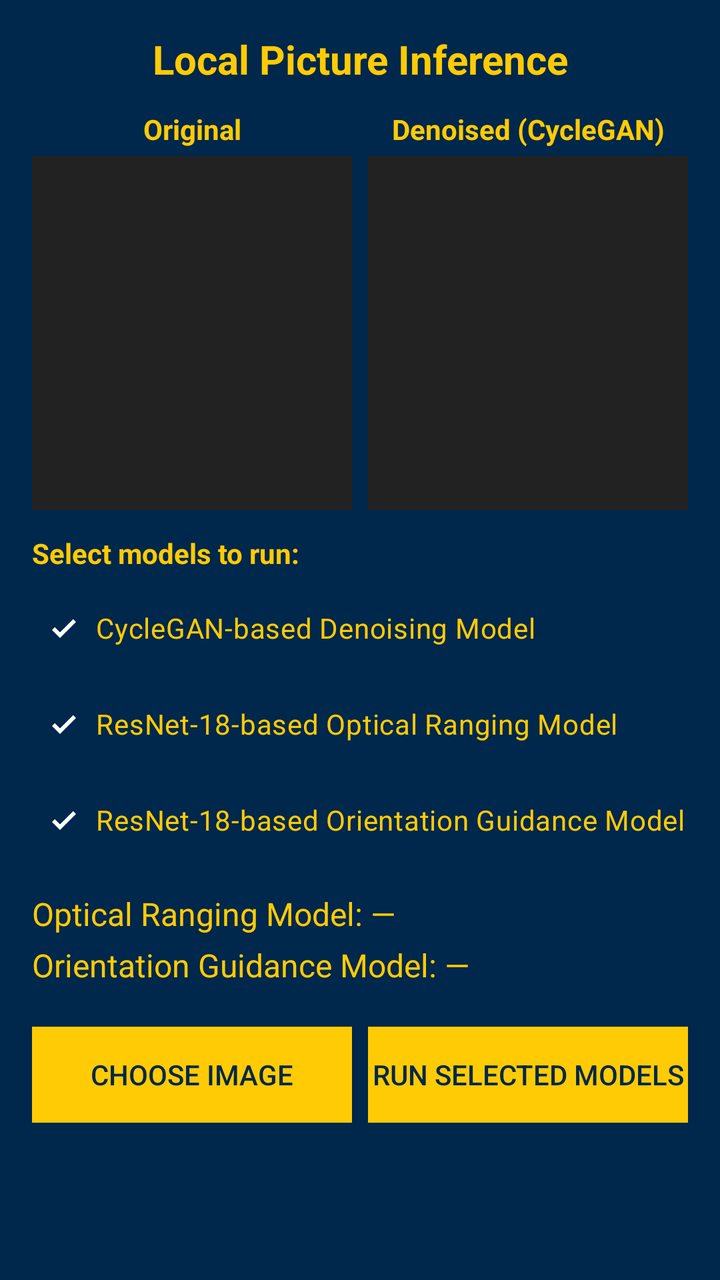
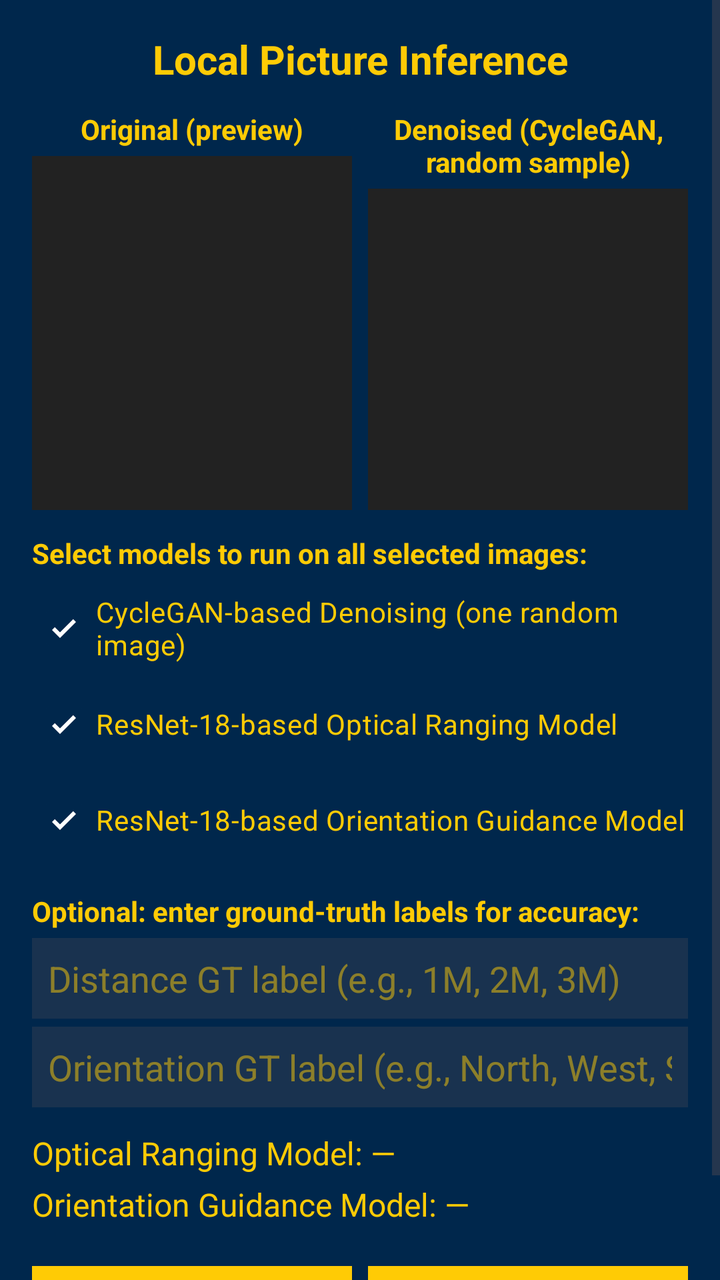

Before-and-after screenshots of an Android layout around one commit, followed by the original layout XML and the change that was made.
<!-- AndroidManifest.xml: application theme Theme.UStar -->
<!-- res/layout/activity_local_picture_inference.xml -->
<?xml version="1.0" encoding="utf-8"?>
<ScrollView xmlns:android="http://schemas.android.com/apk/res/android"
    android:layout_width="match_parent"
    android:layout_height="match_parent"
    android:background="#00274C">

    <LinearLayout
        android:id="@+id/local_inference_root"
        android:layout_width="match_parent"
        android:layout_height="wrap_content"
        android:orientation="vertical"
        android:padding="16dp"
        android:background="#00274C">

        <TextView
            android:id="@+id/titleText"
            android:layout_width="match_parent"
            android:layout_height="wrap_content"
            android:text="Local Picture Inference"
            android:textSize="20sp"
            android:textStyle="bold"
            android:gravity="center_horizontal"
            android:paddingBottom="12dp"
            android:textColor="#FFCB05" />

        
        <LinearLayout
            android:layout_width="match_parent"
            android:layout_height="200dp"
            android:orientation="horizontal">

            <LinearLayout
                android:layout_width="0dp"
                android:layout_height="match_parent"
                android:layout_weight="1"
                android:orientation="vertical">

                <TextView
                    android:layout_width="match_parent"
                    android:layout_height="wrap_content"
                    android:text="Original"
                    android:textStyle="bold"
                    android:textSize="14sp"
                    android:paddingBottom="4dp"
                    android:gravity="center_horizontal"
                    android:textColor="#FFCB05" />

                <ImageView
                    android:id="@+id/imageOriginal"
                    android:layout_width="match_parent"
                    android:layout_height="0dp"
                    android:layout_weight="1"
                    android:adjustViewBounds="true"
                    android:scaleType="fitCenter"
                    android:background="#222222"
                    android:contentDescription="Original image preview" />
            </LinearLayout>

            <LinearLayout
                android:layout_width="0dp"
                android:layout_height="match_parent"
                android:layout_weight="1"
                android:orientation="vertical"
                android:layout_marginStart="8dp">

                <TextView
                    android:layout_width="match_parent"
                    android:layout_height="wrap_content"
                    android:text="Denoised (CycleGAN)"
                    android:textStyle="bold"
                    android:textSize="14sp"
                    android:paddingBottom="4dp"
                    android:gravity="center_horizontal"
                    android:textColor="#FFCB05" />

                <ImageView
                    android:id="@+id/imageDenoised"
                    android:layout_width="match_parent"
                    android:layout_height="0dp"
                    android:layout_weight="1"
                    android:adjustViewBounds="true"
                    android:scaleType="fitCenter"
                    android:background="#222222"
                    android:contentDescription="CycleGAN denoised image" />
            </LinearLayout>
        </LinearLayout>

        <ProgressBar
            android:id="@+id/inferenceProgress"
            style="?android:attr/progressBarStyleSmall"
            android:layout_width="wrap_content"
            android:layout_height="wrap_content"
            android:layout_gravity="center_horizontal"
            android:layout_marginTop="8dp"
            android:visibility="gone" />

        
        <TextView
            android:id="@+id/textModelSelectionLabel"
            android:layout_width="match_parent"
            android:layout_height="wrap_content"
            android:text="Select models to run:"
            android:textSize="14sp"
            android:textStyle="bold"
            android:paddingTop="12dp"
            android:paddingBottom="4dp"
            android:textColor="#FFCB05" />

        <LinearLayout
            android:id="@+id/modelSelectionRow"
            android:layout_width="match_parent"
            android:layout_height="wrap_content"
            android:orientation="vertical">

            <CheckBox
                android:id="@+id/checkCycleGAN"
                android:layout_width="wrap_content"
                android:layout_height="wrap_content"
                android:checked="true"
                android:text="CycleGAN-based Denoising Model"
                android:textColor="#FFCB05" />

            <CheckBox
                android:id="@+id/checkOpticalRanging"
                android:layout_width="wrap_content"
                android:layout_height="wrap_content"
                android:checked="true"
                android:text="ResNet-18-based Optical Ranging Model"
                android:textColor="#FFCB05" />

            <CheckBox
                android:id="@+id/checkOrientation"
                android:layout_width="wrap_content"
                android:layout_height="wrap_content"
                android:checked="true"
                android:text="ResNet-18-based Orientation Guidance Model"
                android:textColor="#FFCB05" />
        </LinearLayout>

        <TextView
            android:id="@+id/textOpticalResult"
            android:layout_width="match_parent"
            android:layout_height="wrap_content"
            android:text="Optical Ranging Model: —"
            android:textSize="16sp"
            android:paddingTop="12dp"
            android:textColor="#FFCB05" />

        <TextView
            android:id="@+id/textOrientationResult"
            android:layout_width="match_parent"
            android:layout_height="wrap_content"
            android:text="Orientation Guidance Model: —"
            android:textSize="16sp"
            android:paddingTop="4dp"
            android:paddingBottom="12dp"
            android:textColor="#FFCB05" />

        <LinearLayout
            android:layout_width="match_parent"
            android:layout_height="wrap_content"
            android:orientation="horizontal"
            android:gravity="center"
            android:paddingTop="8dp">

            <androidx.appcompat.widget.AppCompatButton
                android:id="@+id/btnSelectImage"
                android:layout_width="0dp"
                android:layout_height="wrap_content"
                android:layout_weight="1"
                android:text="Choose Image"
                android:textColor="#00274C"
                android:background="#FFCB05" />

            <androidx.appcompat.widget.AppCompatButton
                android:id="@+id/btnRunInference"
                android:layout_width="0dp"
                android:layout_height="wrap_content"
                android:layout_weight="1"
                android:layout_marginStart="8dp"
                android:text="Run Selected Models"
                android:enabled="false"
                android:textColor="#00274C"
                android:background="#FFCB05" />

        </LinearLayout>

    </LinearLayout>
</ScrollView>
<!-- resources referenced by this layout -->
<resources>
  <style name="Theme.UStar" parent="Base.Theme.UStar" />
  <style name="Base.Theme.UStar" parent="Theme.Material3.DayNight.NoActionBar">
          
          <item name="colorPrimary">@color/darkBlue</item>
      </style>
  <color name="darkBlue">#00274C</color>
</resources>

<!-- the commit's change to res/layout/activity_local_picture_inference.xml (unified diff, before → after) -->
@@ -38,7 +38,7 @@
                 <TextView
                     android:layout_width="match_parent"
                     android:layout_height="wrap_content"
-                    android:text="Original"
+                    android:text="Original (preview)"
                     android:textStyle="bold"
                     android:textSize="14sp"
                     android:paddingBottom="4dp"
@@ -66,7 +66,7 @@
                 <TextView
                     android:layout_width="match_parent"
                     android:layout_height="wrap_content"
-                    android:text="Denoised (CycleGAN)"
+                    android:text="Denoised (CycleGAN, random sample)"
                     android:textStyle="bold"
                     android:textSize="14sp"
                     android:paddingBottom="4dp"
@@ -99,7 +99,7 @@
             android:id="@+id/textModelSelectionLabel"
             android:layout_width="match_parent"
             android:layout_height="wrap_content"
-            android:text="Select models to run:"
+            android:text="Select models to run on all selected images:"
             android:textSize="14sp"
             android:textStyle="bold"
             android:paddingTop="12dp"
@@ -117,7 +117,7 @@
                 android:layout_width="wrap_content"
                 android:layout_height="wrap_content"
                 android:checked="true"
-                android:text="CycleGAN-based Denoising Model"
+                android:text="CycleGAN-based Denoising (one random image)"
                 android:textColor="#FFCB05" />
 
             <CheckBox
@@ -137,6 +137,41 @@
                 android:textColor="#FFCB05" />
         </LinearLayout>
 
+        
+        <TextView
+            android:id="@+id/textGroundTruthLabel"
+            android:layout_width="match_parent"
+            android:layout_height="wrap_content"
+            android:text="Optional: enter ground-truth labels for accuracy:"
+            android:textSize="14sp"
+            android:textStyle="bold"
+            android:paddingTop="12dp"
+            android:paddingBottom="4dp"
+            android:textColor="#FFCB05" />
+
+        <EditText
+            android:id="@+id/editOpticalLabel"
+            android:layout_width="match_parent"
+            android:layout_height="wrap_content"
+            android:hint="Distance GT label (e.g., 1M, 2M, 3M)"
+            android:singleLine="true"
+            android:padding="8dp"
+            android:textColor="#FFCB05"
+            android:textColorHint="#80FFCB05"
+            android:background="#19324F" />
+
+        <EditText
+            android:id="@+id/editOrientationLabel"
+            android:layout_width="match_parent"
+            android:layout_height="wrap_content"
+            android:hint="Orientation GT label (e.g., North, West, South, East)"
+            android:singleLine="true"
+            android:padding="8dp"
+            android:layout_marginTop="4dp"
+            android:textColor="#FFCB05"
+            android:textColorHint="#80FFCB05"
+            android:background="#19324F" />
+
         <TextView
             android:id="@+id/textOpticalResult"
             android:layout_width="match_parent"
@@ -168,7 +203,7 @@
                 android:layout_width="0dp"
                 android:layout_height="wrap_content"
                 android:layout_weight="1"
-                android:text="Choose Image"
+                android:text="Choose Images"
                 android:textColor="#00274C"
                 android:background="#FFCB05" />
 
